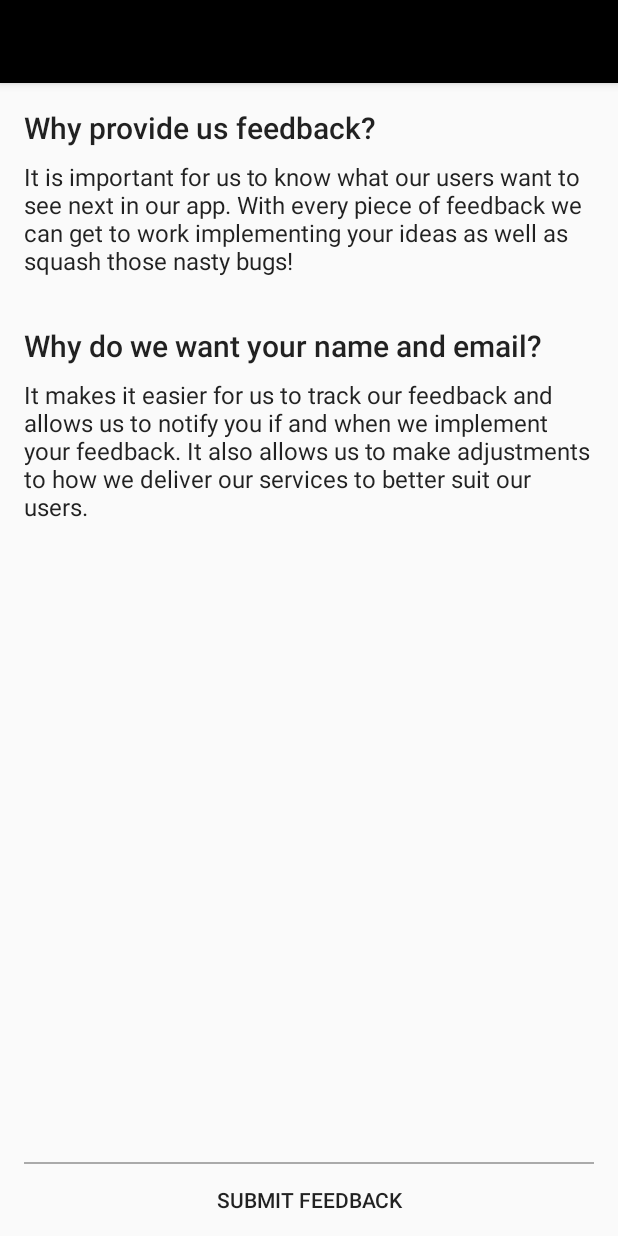
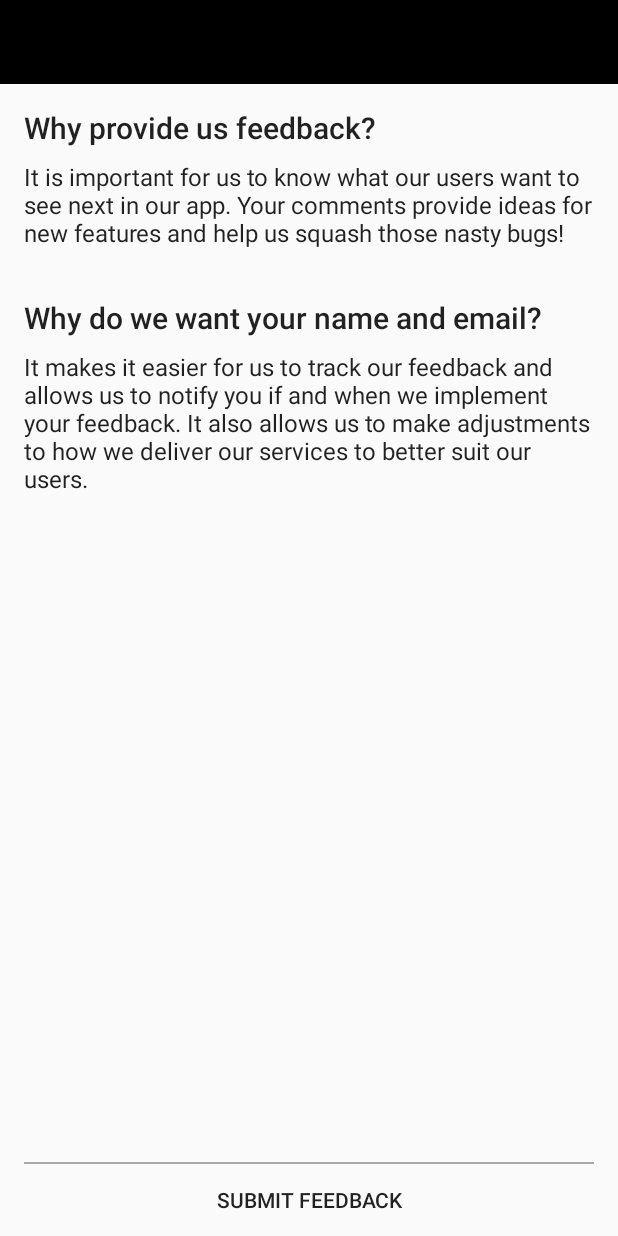
Before and after one commit to wztlei/wathub, an Android app: the layout activity_feedback.xml on its own in the app's theme, with its tools: preview values and no code run, on a phone screen of 412 x 824 dp. Run offline under Robolectric (Android 15) with nearby library versions, the phone set to English and light mode, and no system bars.

Commit message:
Clean up the feedback code

```diff
--- a/app/src/main/java/io/github/wztlei/wathub/Constants.java
+++ b/app/src/main/java/io/github/wztlei/wathub/Constants.java
@@ -1,6 +1,8 @@
 package io.github.wztlei.wathub;
 
 public class Constants {
+    public static final String FEEDBACK_GOOGLE_FORM_URL =
+            "https://docs.google.com/forms/d/e/1FAIpQLSc3qx_rg_v6uZbzX6c0tw8uhOpsCRgAfH2-FiB1j0hLbIw_mA/viewform?usp=sf_link";
     public static final String SHARED_PREFERENCES_KEY = "shared_preferences";
     public static final String MAP_TYPE_KEY = "map_type";
     public static final String POI_FLAGS_KEY = "poi_flags";
--- a/app/src/main/res/layout/activity_feedback.xml
+++ b/app/src/main/res/layout/activity_feedback.xml
@@ -1,27 +1,14 @@
 <!-- <?xml version="1.0" encoding="utf-8"?> -->
 <android.support.design.widget.CoordinatorLayout xmlns:android="http://schemas.android.com/apk/res/android"
     xmlns:app="http://schemas.android.com/apk/res-auto"
-    android:id="@+id/main_fb_content"
     android:layout_width="match_parent"
     android:layout_height="match_parent">
 
-    <android.support.design.widget.AppBarLayout
-        android:id="@+id/appbarfeedback"
-        android:layout_width="match_parent"
-        android:layout_height="55dp">
 
-        <LinearLayout
-            android:layout_width="match_parent"
-            android:layout_height="match_parent">
-
-            <android.support.v7.widget.Toolbar
-                style="@style/ToolbarStyle"
-                app:titleTextColor="@color/uw_yellow"
-                app:subtitleTextColor="@color/uw_yellow" />
-
-        </LinearLayout>
-
-    </android.support.design.widget.AppBarLayout>
+    <android.support.v7.widget.Toolbar
+        style="@style/ToolbarStyle"
+        app:titleTextColor="@color/uw_yellow"
+        app:subtitleTextColor="@color/uw_yellow" />
 
     <android.support.v4.widget.NestedScrollView
         android:layout_width="match_parent"
@@ -46,13 +33,6 @@
                 android:layout_width="match_parent"
                 android:layout_height="wrap_content"
                 android:entries="@array/feedbackinfo2" />
-
-            <!--
-                <io.github.wztlei.wathub.ui.view.FaqSection
-                    android:layout_width="match_parent"
-                    android:layout_height="wrap_content"
-                    android:entries="@array/feedbackinfo3" />
-                -->
 
             <LinearLayout
                 android:id="@+id/feedback_browser_root"
--- a/app/src/main/res/values/strings.xml
+++ b/app/src/main/res/values/strings.xml
@@ -274,7 +274,7 @@
     <string name="feedback_click_button">Submit Feedback</string>
     <string-array name="feedbackinfo1">
         <item>"Why provide us feedback?"</item>
-        <item>"It is important for us to know what our users want to see next in our app. With every piece of feedback we can get to work implementing your ideas as well as squash those nasty bugs!"</item>
+        <item>"It is important for us to know what our users want to see next in our app. Your comments provide ideas for new features and help us squash those nasty bugs! "</item>
     </string-array>
     <string-array name="feedbackinfo2">
         <item>"Why do we want your name and email?"</item>
@@ -284,11 +284,6 @@
         <item>"Can I reach out another way?"</item>
         <item>"Of course! You can &lt;a href='https://mailto:william.zt.lei@gmail.com'>email&lt;/a> us directly!"</item>
     </string-array>
-    <string-array name="feedbackfaq">
-        <item>"Can I give you feedback?"</item>
-        <item>"Of course! You can &lt;a href='https://mailto:william.zt.lei@gmail.com'>email&lt;/a> us directly or submit your feedback by clicking the button."</item>
-    </string-array>
-
 
     <!-- General -->
     <string name="and">and</string>
```
Also changed, not shown: app/src/main/java/io/github/wztlei/wathub/ui/AboutActivity.java (+14 -28 lines), app/src/main/java/io/github/wztlei/wathub/ui/FeedbackActivity.java (+3 -41 lines), app/src/main/res/layout/activity_about.xml (+2 -18 lines).
